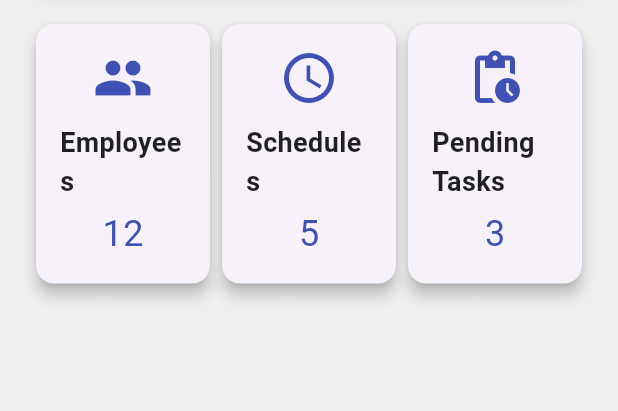
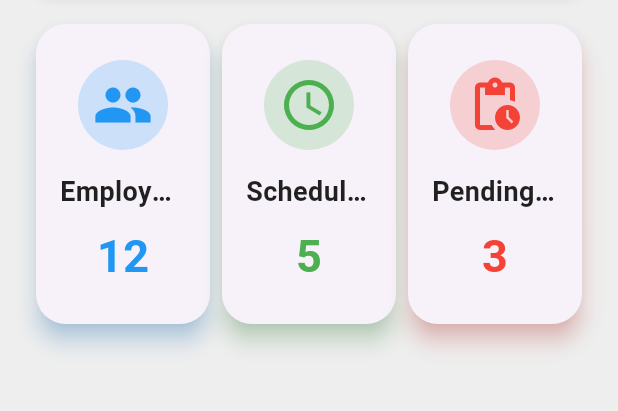
Before and after one commit to emnggprw/teamsync, a Flutter app: the screen it shows after launch, on a phone screen of 412 x 824 dp, the part 246-657 px from its top. Run offline on Flutter 3.47's test engine with Material 3 defaults, Android fonts, the phone set to English and light mode, and no system bars; our stand-ins replace table_calendar.

Commit message:
Improved dashboard's stat card

```diff
--- a/lib/main.dart
+++ b/lib/main.dart
@@ -133,29 +133,35 @@ class _DashboardScreenState extends State<DashboardScreen> {
         Row(
           mainAxisAlignment: MainAxisAlignment.spaceEvenly,
           children: [
-            _buildStatCard('Employees', totalEmployees, Icons.people),
-            _buildStatCard('Schedules', upcomingSchedules, Icons.schedule),
-            _buildStatCard('Pending Tasks', pendingTasks, Icons.pending_actions),
+            _buildStatCard('Employees', totalEmployees, Icons.people, Colors.blue),
+            _buildStatCard('Schedules', upcomingSchedules, Icons.schedule, Colors.green),
+            _buildStatCard('Pending Tasks', pendingTasks, Icons.pending_actions, Colors.red),
           ],
         ),
       ],
     );
   }
 
-  Widget _buildStatCard(String title, int count, IconData icon) {
+  Widget _buildStatCard(String title, int count, IconData icon, Color color) {
     return Expanded(
       child: Card(
-        shape: RoundedRectangleBorder(borderRadius: BorderRadius.circular(12)),
-        elevation: 4,
+        shape: RoundedRectangleBorder(borderRadius: BorderRadius.circular(20)),
+        elevation: 6,
+        shadowColor: color.withOpacity(0.5),
         child: Padding(
-          padding: const EdgeInsets.all(16.0),
+          padding: const EdgeInsets.symmetric(vertical: 24, horizontal: 16),
           child: Column(
+            mainAxisSize: MainAxisSize.min,
             children: [
-              Icon(icon, size: 40, color: Colors.indigo),
-              SizedBox(height: 10),
-              Text(title, style: TextStyle(fontSize: 18, fontWeight: FontWeight.bold)),
-              SizedBox(height: 5),
-              Text(count.toString(), style: TextStyle(fontSize: 24, color: Colors.indigo)),
+              CircleAvatar(
+                radius: 30,
+                backgroundColor: color.withOpacity(0.2),
+                child: Icon(icon, size: 40, color: color),
+              ),
+              SizedBox(height: 15),
+              Text(title, style: TextStyle(fontSize: 18, fontWeight: FontWeight.bold, overflow: TextOverflow.ellipsis)),
+              SizedBox(height: 8),
+              Text(count.toString(), style: TextStyle(fontSize: 30, fontWeight: FontWeight.bold, color: color)),
             ],
           ),
         ),
```
